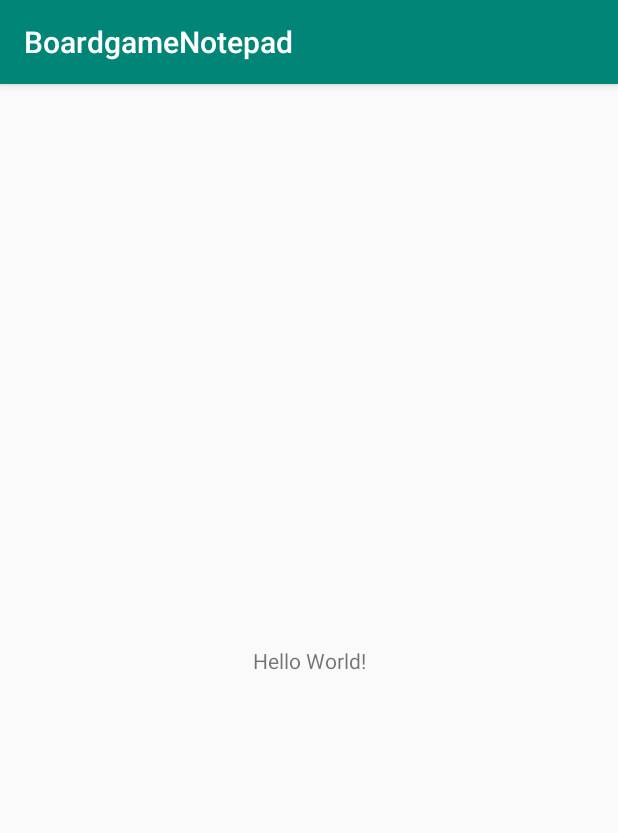
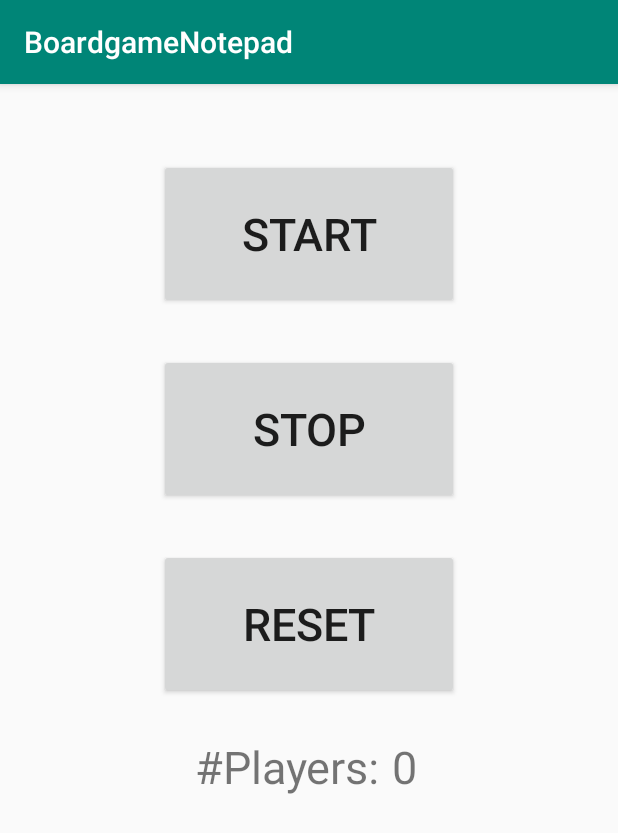
Before and after one commit to Such-Code-Much-Wow/BoardgameNotepad, an Android app: the screen it shows after launch (MainActivity), on a phone screen of 412 x 824 dp. Shown: the top 833 px of the screen. Run offline under Robolectric (Android 15) with nearby library versions, the light colour scheme and no system bars.

Commit message:
UI and MainActivity functions

```diff
--- a/app/build.gradle
+++ b/app/build.gradle
@@ -52,4 +52,5 @@ dependencies {
     testImplementation 'junit:junit:4.12'
     androidTestImplementation 'androidx.test.ext:junit:1.1.0'
     androidTestImplementation 'androidx.test.espresso:espresso-core:3.1.1'
+    implementation 'androidx.recyclerview:recyclerview:1.1.0'
 }
--- a/app/src/main/java/com/github/jan222ik/boardgamenotepad/MainActivity.kt
+++ b/app/src/main/java/com/github/jan222ik/boardgamenotepad/MainActivity.kt
@@ -1,8 +1,12 @@
 package com.github.jan222ik.boardgamenotepad
 
 import android.content.Intent
+import androidx.appcompat.app.AppCompatActivity
 import android.os.Bundle
-import androidx.appcompat.app.AppCompatActivity
+import android.view.View
+import com.github.jan222ik.boardgamenotepad.server.Server
+import kotlinx.android.synthetic.main.activity_main.*
+import android.text.method.ScrollingMovementMethod
 import com.github.jan222ik.boardgamenotepad.server.ServerService
 
 
@@ -11,6 +15,21 @@ class MainActivity : AppCompatActivity() {
     override fun onCreate(savedInstanceState: Bundle?) {
         super.onCreate(savedInstanceState)
         setContentView(R.layout.activity_main)
+        playerNamesLabel.movementMethod = ScrollingMovementMethod()
+
         startService(Intent(this, ServerService::class.java))
     }
+
+    fun startGame(view: View) {
+        ipLabel.text = Server().getIPAddress(true)
+    }
+
+    fun stopGame(view: View) {
+        ipLabel.text = ""
+    }
+
+    fun resetGame(view: View) {
+
+    }
+
 }
--- a/app/src/main/res/layout/activity_main.xml
+++ b/app/src/main/res/layout/activity_main.xml
@@ -6,13 +6,96 @@
     android:layout_height="match_parent"
     tools:context=".MainActivity">
 
+    <Button
+        android:id="@+id/startBtn"
+        android:layout_width="200dp"
+        android:layout_height="100dp"
+        android:layout_marginStart="100dp"
+        android:layout_marginTop="50dp"
+        android:layout_marginEnd="100dp"
+        android:text="@string/start"
+        android:textSize="30sp"
+        app:layout_constraintEnd_toEndOf="parent"
+        app:layout_constraintStart_toStartOf="parent"
+        app:layout_constraintTop_toTopOf="parent"
+        android:onClick="startGame"/>
+
+    <Button
+        android:id="@+id/stopBtn"
+        android:layout_width="200dp"
+        android:layout_height="100dp"
+        android:layout_marginStart="100dp"
+        android:layout_marginTop="30dp"
+        android:layout_marginEnd="100dp"
+        android:onClick="stopGame"
+        android:text="@string/stop"
+        android:textSize="30sp"
+        app:layout_constraintEnd_toEndOf="parent"
+        app:layout_constraintStart_toStartOf="parent"
+        app:layout_constraintTop_toBottomOf="@+id/startBtn" />
+
+    <Button
+        android:id="@+id/resetBtn"
+        android:layout_width="200dp"
+        android:layout_height="100dp"
+        android:layout_marginStart="100dp"
+        android:layout_marginTop="30dp"
+        android:layout_marginEnd="100dp"
+        android:onClick="resetGame"
+        android:text="@string/reset"
+        android:textSize="30sp"
+        app:layout_constraintEnd_toEndOf="parent"
+        app:layout_constraintStart_toStartOf="parent"
+        app:layout_constraintTop_toBottomOf="@+id/stopBtn" />
+
     <TextView
-        android:layout_width="wrap_content"
-        android:layout_height="wrap_content"
-        android:text="Hello World!"
+        android:id="@+id/playerLabel"
+        android:layout_width="130dp"
+        android:layout_height="50dp"
+        android:layout_marginStart="130dp"
+        android:layout_marginTop="10dp"
+        android:layout_marginBottom="7dp"
+        android:text="@string/players"
+        android:textAlignment="textStart"
+        android:textSize="30sp"
+        app:layout_constraintBottom_toTopOf="@id/ipLabel"
+        app:layout_constraintStart_toStartOf="parent"
+        app:layout_constraintTop_toBottomOf="@+id/resetBtn" />
+
+    <TextView
+        android:id="@+id/playerCountLabel"
+        android:layout_width="50dp"
+        android:layout_height="50dp"
+        android:layout_marginEnd="100dp"
+        android:text="@string/_0"
+        android:textSize="30sp"
+        app:layout_constraintBottom_toBottomOf="@+id/playerLabel"
+        app:layout_constraintEnd_toEndOf="parent"
+        app:layout_constraintStart_toEndOf="@+id/playerLabel"
+        app:layout_constraintTop_toTopOf="@+id/playerLabel" />
+
+    <TextView
+        android:id="@+id/ipLabel"
+        android:layout_width="200dp"
+        android:layout_height="50dp"
+        android:layout_marginBottom="10dp"
+        android:textAlignment="center"
+        android:textSize="30sp"
+        app:layout_constraintBottom_toTopOf="@+id/playerNamesLabel"
+        app:layout_constraintEnd_toEndOf="parent"
+        app:layout_constraintStart_toStartOf="parent" />
+
+    <TextView
+        android:id="@+id/playerNamesLabel"
+        android:layout_width="368dp"
+        android:layout_height="151dp"
+        android:layout_marginStart="2dp"
+        android:layout_marginBottom="50dp"
+        android:textSize="24sp"
         app:layout_constraintBottom_toBottomOf="parent"
-        app:layout_constraintLeft_toLeftOf="parent"
-        app:layout_constraintRight_toRightOf="parent"
-        app:layout_constraintTop_toTopOf="parent" />
+        app:layout_constraintEnd_toEndOf="parent"
+        app:layout_constraintStart_toStartOf="parent"
+        android:scrollbars="vertical"
+        android:fadeScrollbars="false"/>
 
 </androidx.constraintlayout.widget.ConstraintLayout>
--- a/app/src/main/res/values/strings.xml
+++ b/app/src/main/res/values/strings.xml
@@ -1,3 +1,8 @@
 <resources>
     <string name="app_name">BoardgameNotepad</string>
+    <string name="start">Start</string>
+    <string name="stop">Stop</string>
+    <string name="reset">Reset</string>
+    <string name="players">#Players:</string>
+    <string name="_0">0</string>
 </resources>
```
